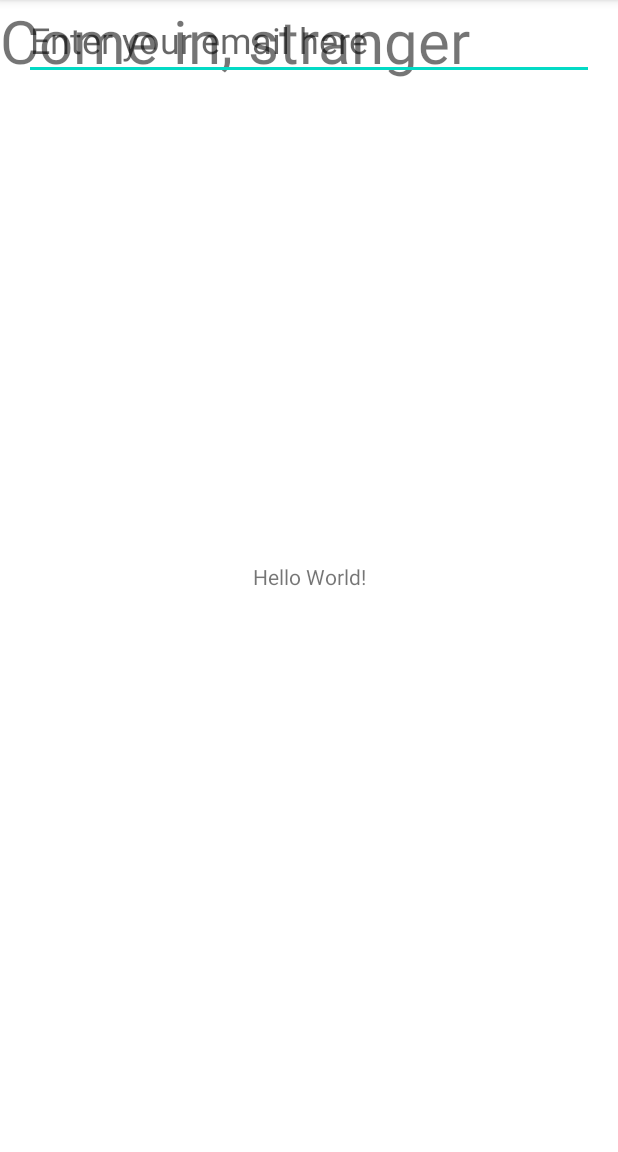
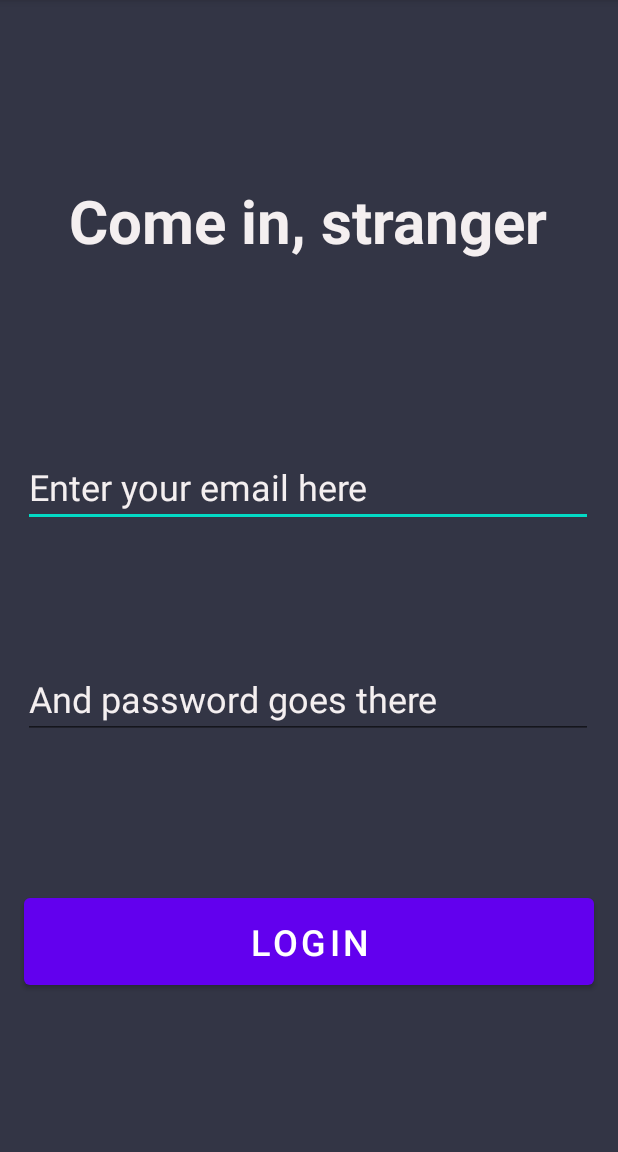
Before and after one commit to NameAlicee/Kursovaya-Balikoev, an Android app: the screen it shows after launch (MainActivity), on a phone screen of 412 x 824 dp, the part 84-1236 px from its top. Run offline under Robolectric (Android 15) with nearby library versions, the phone set to English and light mode, and no system bars.

Commit message:
Update activity_main.xml

```diff
--- a/Mobile app/DigitalArtistHelper/app/src/main/res/layout/activity_main.xml
+++ b/Mobile app/DigitalArtistHelper/app/src/main/res/layout/activity_main.xml
@@ -4,39 +4,68 @@
     xmlns:tools="http://schemas.android.com/tools"
     android:layout_width="match_parent"
     android:layout_height="match_parent"
+    android:background="#333545"
     tools:context=".MainActivity">
 
     <TextView
         android:id="@+id/Welcome"
-        android:layout_width="370dp"
-        android:layout_height="80dp"
+        android:layout_width="380dp"
+        android:layout_height="74dp"
+        android:layout_marginTop="120dp"
         android:text="@string/WelcomingMessage"
+        android:textAlignment="center"
+        android:textColor="#F4EFF0"
         android:textSize="40sp"
-        tools:layout_editor_absoluteX="20dp"
-        tools:layout_editor_absoluteY="97dp" />
+        android:textStyle="bold"
+        app:layout_constraintHorizontal_bias="0.487"
+        app:layout_constraintLeft_toLeftOf="parent"
+        app:layout_constraintRight_toRightOf="parent"
+        app:layout_constraintTop_toTopOf="parent" />
 
     <EditText
         android:id="@+id/email"
         android:layout_width="380dp"
+        android:layout_height="wrap_content"
+        android:layout_marginTop="104dp"
+        android:ems="10"
         android:hint="Enter your email here"
-        android:ems="10"
+        android:textColorHint="#F4EFF0"
         android:inputType="textEmailAddress"
+        android:textColor="#F4EFF0"
         android:textSize="24sp"
-        android:layout_height="wrap_content"
-        tools:layout_editor_absoluteX="15dp"
-        tools:layout_editor_absoluteY="248dp"
+        app:layout_constraintHorizontal_bias="0.483"
         app:layout_constraintLeft_toLeftOf="parent"
         app:layout_constraintRight_toRightOf="parent"
-        app:layout_constraintTop_toBottomOf=""
-        />
+        app:layout_constraintTop_toBottomOf="@+id/Welcome" />
 
-    <TextView
-        android:layout_width="wrap_content"
+    <EditText
+        android:id="@+id/editText"
+        android:layout_width="380dp"
         android:layout_height="wrap_content"
-        android:text="Hello World!"
-        app:layout_constraintBottom_toBottomOf="parent"
+        android:layout_marginTop="88dp"
+        android:ems="10"
+        android:hint="And password goes there"
+        android:inputType="textPassword"
+        android:textColor="#F4EFF0"
+        android:textColorHint="#F4EFF0"
+        android:textSize="24sp"
+        app:layout_constraintHorizontal_bias="0.483"
         app:layout_constraintLeft_toLeftOf="parent"
         app:layout_constraintRight_toRightOf="parent"
-        app:layout_constraintTop_toTopOf="parent" />
+        app:layout_constraintTop_toBottomOf="@+id/email" />
+
+    <Button
+        android:layout_width="380dp"
+        android:layout_height="70dp"
+        android:layout_marginStart="15dp"
+        android:layout_marginTop="81dp"
+        android:layout_marginEnd="16dp"
+        android:layout_marginBottom="87dp"
+        android:text="Login"
+        android:textSize="24sp"
+        app:layout_constraintBottom_toBottomOf="parent"
+        app:layout_constraintEnd_toEndOf="parent"
+        app:layout_constraintStart_toStartOf="parent"
+        app:layout_constraintTop_toBottomOf="@+id/editText" />
 
 </androidx.constraintlayout.widget.ConstraintLayout>
```
